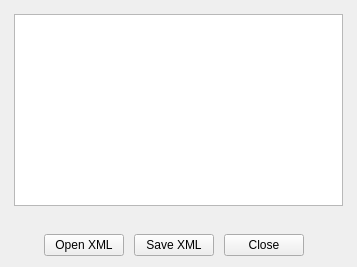
Old version of the form xml.ui in the repository copperspice/kitchensink.
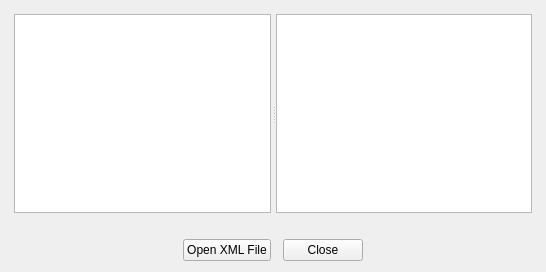
New version of the form.

```diff
--- a/xml.ui
+++ b/xml.ui
@@ -6,8 +6,8 @@
    <rect>
     <x>0</x>
     <y>0</y>
-    <width>357</width>
-    <height>267</height>
+    <width>546</width>
+    <height>272</height>
    </rect>
   </property>
   <property name="windowTitle">
@@ -23,10 +23,38 @@
    <property name="rightMargin">
     <number>14</number>
    </property>
+   <item row="0" column="0">
+    <widget class="QSplitter" name="splitter">
+     <property name="orientation">
+      <enum>Qt::Horizontal</enum>
+     </property>
+     <property name="handleWidth">
+      <number>5</number>
+     </property>
+     <widget class="QTreeView" name="treeView"/>
+     <widget class="QTextEdit" name="textEdit"/>
+    </widget>
+   </item>
+   <item row="1" column="0">
+    <spacer name="verticalSpacer">
+     <property name="orientation">
+      <enum>Qt::Vertical</enum>
+     </property>
+     <property name="sizeType">
+      <enum>QSizePolicy::Fixed</enum>
+     </property>
+     <property name="sizeHint" stdset="0">
+      <size>
+       <width>20</width>
+       <height>20</height>
+      </size>
+     </property>
+    </spacer>
+   </item>
    <item row="2" column="0">
     <layout class="QHBoxLayout" name="horizontalLayout">
      <property name="spacing">
-      <number>10</number>
+      <number>12</number>
      </property>
      <item>
       <spacer name="horizontalSpacer_2">
@@ -44,14 +72,7 @@
      <item>
       <widget class="QPushButton" name="openPB">
        <property name="text">
-        <string>Open XML</string>
-       </property>
-      </widget>
-     </item>
-     <item>
-      <widget class="QPushButton" name="savePB">
-       <property name="text">
-        <string>Save XML</string>
+        <string>Open XML File</string>
        </property>
       </widget>
      </item>
@@ -77,22 +98,6 @@
      </item>
     </layout>
    </item>
-   <item row="0" column="0">
-    <widget class="QTreeView" name="treeView"/>
-   </item>
-   <item row="1" column="0">
-    <spacer name="verticalSpacer">
-     <property name="orientation">
-      <enum>Qt::Vertical</enum>
-     </property>
-     <property name="sizeHint" stdset="0">
-      <size>
-       <width>20</width>
-       <height>20</height>
-      </size>
-     </property>
-    </spacer>
-   </item>
   </layout>
  </widget>
  <tabstops>
```
Left out of the diff: 1 changed line with no effect on the pictures.
